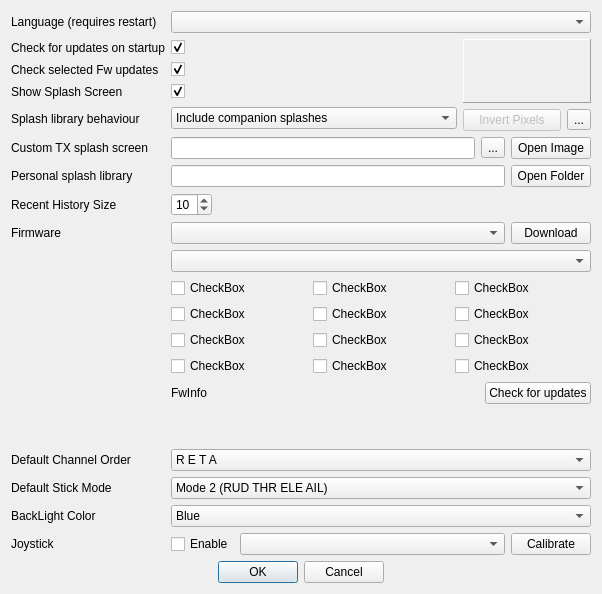
This is src/preferencesdialog.ui in roberto1903/companion9x as Qt 5 draws it before an edit. The edited form follows.
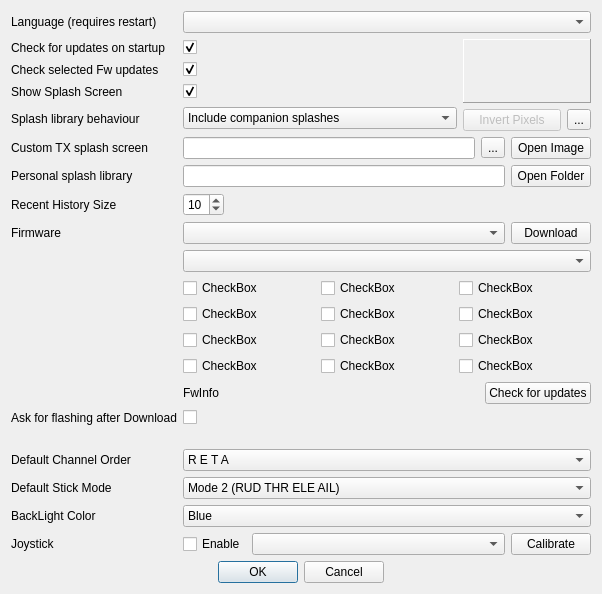
This is the edited form. Icons and pictures are not drawn.

Commit message: Added possibility to automaticaly flash the firmware after the autoupdate or download.

Patch:
```diff
--- a/src/preferencesdialog.ui
+++ b/src/preferencesdialog.ui
@@ -30,6 +30,13 @@
     <normaloff>:/images/preferences.png</normaloff>:/images/preferences.png</iconset>
   </property>
   <layout class="QGridLayout" name="gridLayout_4" columnstretch="0,0,0">
+   <item row="12" column="0">
+    <widget class="QLabel" name="label_12">
+     <property name="text">
+      <string>Ask for flashing after Download</string>
+     </property>
+    </widget>
+   </item>
    <item row="0" column="0">
     <widget class="QLabel" name="label">
      <property name="text">
@@ -224,22 +231,6 @@
      </property>
     </widget>
    </item>
-   <item row="12" column="1">
-    <spacer name="verticalSpacer">
-     <property name="orientation">
-      <enum>Qt::Vertical</enum>
-     </property>
-     <property name="sizeType">
-      <enum>QSizePolicy::MinimumExpanding</enum>
-     </property>
-     <property name="sizeHint" stdset="0">
-      <size>
-       <width>20</width>
-       <height>15</height>
-      </size>
-     </property>
-    </spacer>
-   </item>
    <item row="8" column="0">
     <widget class="QLabel" name="label_6">
      <property name="text">
@@ -247,28 +238,28 @@
      </property>
     </widget>
    </item>
-   <item row="13" column="0">
+   <item row="14" column="0">
     <widget class="QLabel" name="label_13">
      <property name="text">
       <string>Default Channel Order</string>
      </property>
     </widget>
    </item>
-   <item row="14" column="0">
+   <item row="15" column="0">
     <widget class="QLabel" name="label_14">
      <property name="text">
       <string>Default Stick Mode</string>
      </property>
     </widget>
    </item>
-   <item row="15" column="0">
+   <item row="16" column="0">
     <widget class="QLabel" name="label_3">
      <property name="text">
       <string>BackLight Color</string>
      </property>
     </widget>
    </item>
-   <item row="16" column="0">
+   <item row="17" column="0">
     <widget class="QLabel" name="label_11">
      <property name="text">
       <string>Joystick</string>
@@ -493,7 +484,7 @@
      </item>
     </layout>
    </item>
-   <item row="13" column="1" colspan="2">
+   <item row="14" column="1" colspan="2">
     <widget class="QComboBox" name="channelorderCB">
      <property name="sizePolicy">
       <sizepolicy hsizetype="MinimumExpanding" vsizetype="Fixed">
@@ -637,7 +628,7 @@
      </item>
     </widget>
    </item>
-   <item row="14" column="1" colspan="2">
+   <item row="15" column="1" colspan="2">
     <widget class="QComboBox" name="stickmodeCB">
      <property name="whatsThis">
       <string>Mode selection:
@@ -685,7 +676,7 @@
      </item>
     </widget>
    </item>
-   <item row="15" column="1" colspan="2">
+   <item row="16" column="1" colspan="2">
     <widget class="QComboBox" name="backLightColor">
      <item>
       <property name="text">
@@ -714,7 +705,7 @@
      </item>
     </widget>
    </item>
-   <item row="16" column="1" colspan="2">
+   <item row="17" column="1" colspan="2">
     <layout class="QHBoxLayout" name="horizontalLayout">
      <item>
       <widget class="QCheckBox" name="joystickChkB">
@@ -742,7 +733,7 @@
      </item>
     </layout>
    </item>
-   <item row="17" column="0" colspan="3">
+   <item row="18" column="0" colspan="3">
     <layout class="QHBoxLayout" name="horizontalLayout_3">
      <item>
       <spacer name="horizontalSpacer_3">
@@ -795,6 +786,29 @@
      </property>
     </widget>
    </item>
+   <item row="13" column="1">
+    <spacer name="verticalSpacer">
+     <property name="orientation">
+      <enum>Qt::Vertical</enum>
+     </property>
+     <property name="sizeType">
+      <enum>QSizePolicy::MinimumExpanding</enum>
+     </property>
+     <property name="sizeHint" stdset="0">
+      <size>
+       <width>20</width>
+       <height>15</height>
+      </size>
+     </property>
+    </spacer>
+   </item>
+   <item row="12" column="1">
+    <widget class="QCheckBox" name="burnFirmware">
+     <property name="text">
+      <string/>
+     </property>
+    </widget>
+   </item>
   </layout>
   <zorder>label_2</zorder>
   <zorder>label_7</zorder>
@@ -819,6 +833,9 @@
   <zorder>label_11</zorder>
   <zorder>label_6</zorder>
   <zorder>langCombo</zorder>
+  <zorder>label_12</zorder>
+  <zorder>verticalSpacer</zorder>
+  <zorder>burnFirmware</zorder>
  </widget>
  <tabstops>
   <tabstop>locale_QB</tabstop>
```
The commit also changes 3 other files.
